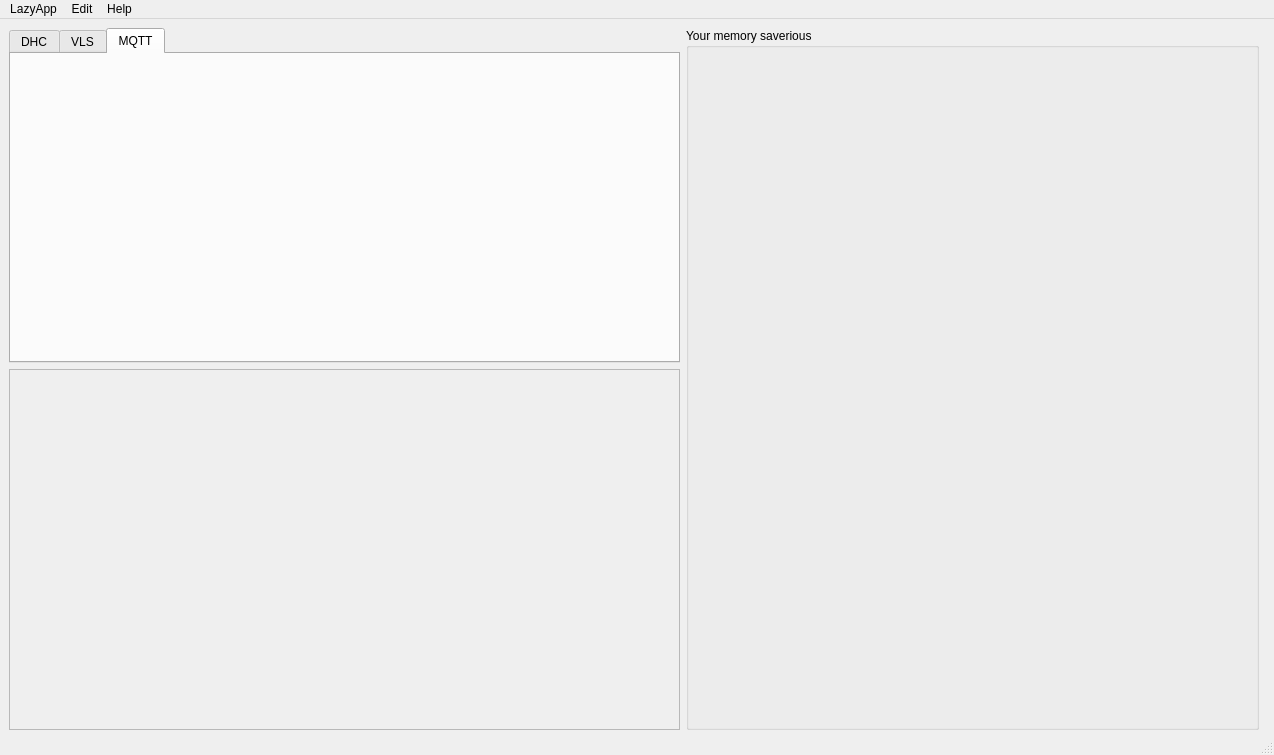
Qt form views/pySide6View/mainWindow/mainWindow.ui (anhembedded/RsLazyApp) before a commit.
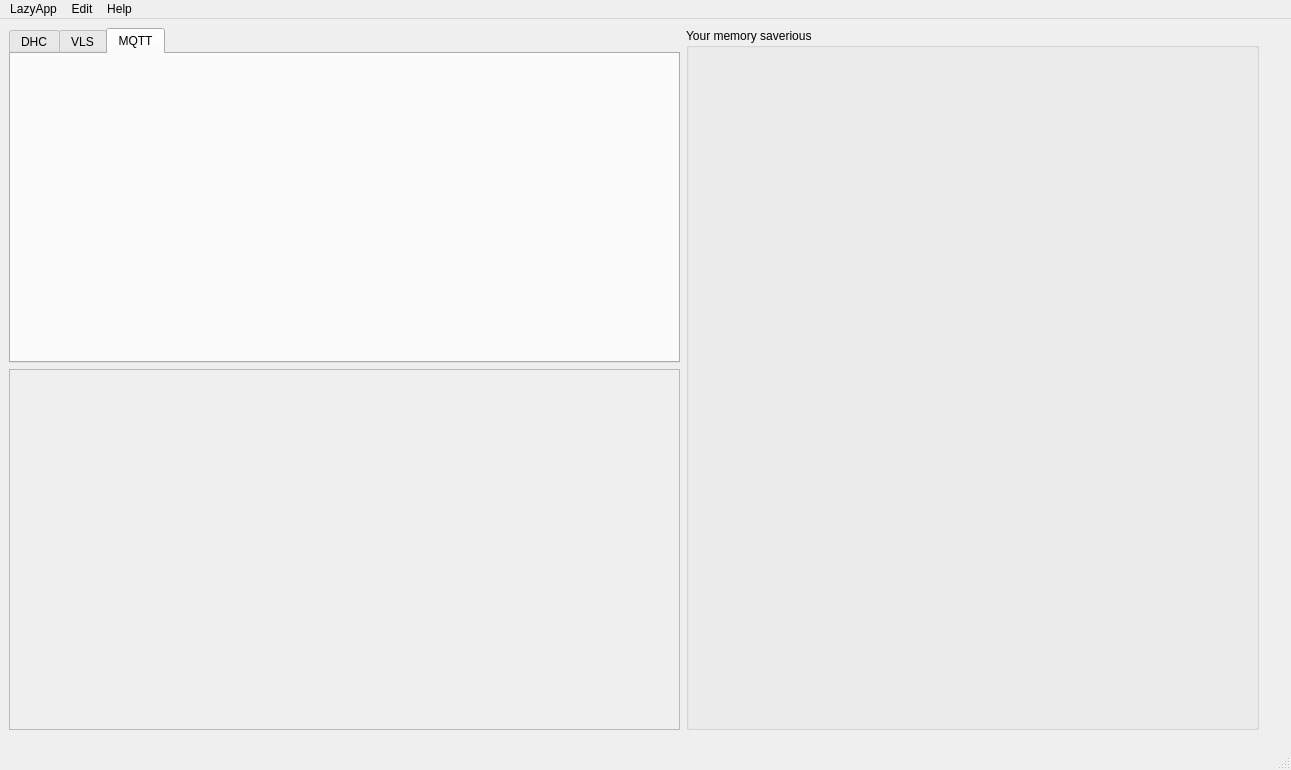
The same form after that commit. Icons and pictures are not drawn.

Commit message: add JsonEditor widget

What changed in the file:
```diff
--- a/views/pySide6View/mainWindow/mainWindow.ui
+++ b/views/pySide6View/mainWindow/mainWindow.ui
@@ -6,8 +6,8 @@
    <rect>
     <x>0</x>
     <y>0</y>
-    <width>1274</width>
-    <height>755</height>
+    <width>1291</width>
+    <height>770</height>
    </rect>
   </property>
   <property name="sizePolicy">
@@ -16,6 +16,12 @@
     <verstretch>0</verstretch>
    </sizepolicy>
   </property>
+  <property name="minimumSize">
+   <size>
+    <width>1291</width>
+    <height>770</height>
+   </size>
+  </property>
   <property name="windowTitle">
    <string>MainWindow</string>
   </property>
@@ -353,7 +359,7 @@
     <rect>
      <x>0</x>
      <y>0</y>
-     <width>1274</width>
+     <width>1291</width>
      <height>21</height>
     </rect>
    </property>
```
The commit also changes 2 other files.
